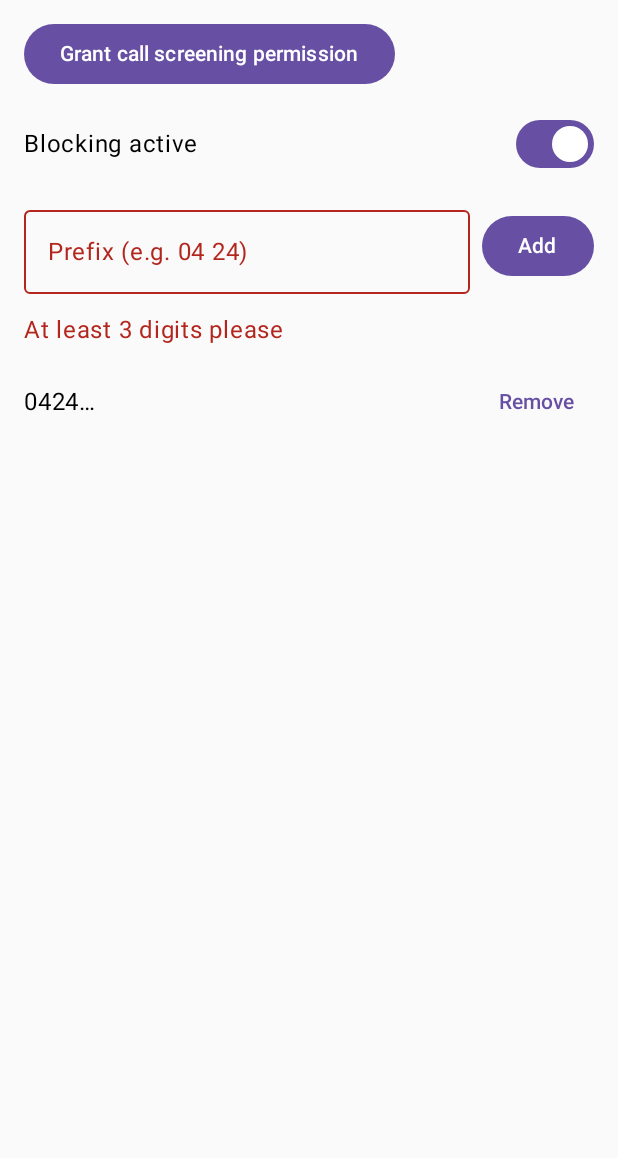
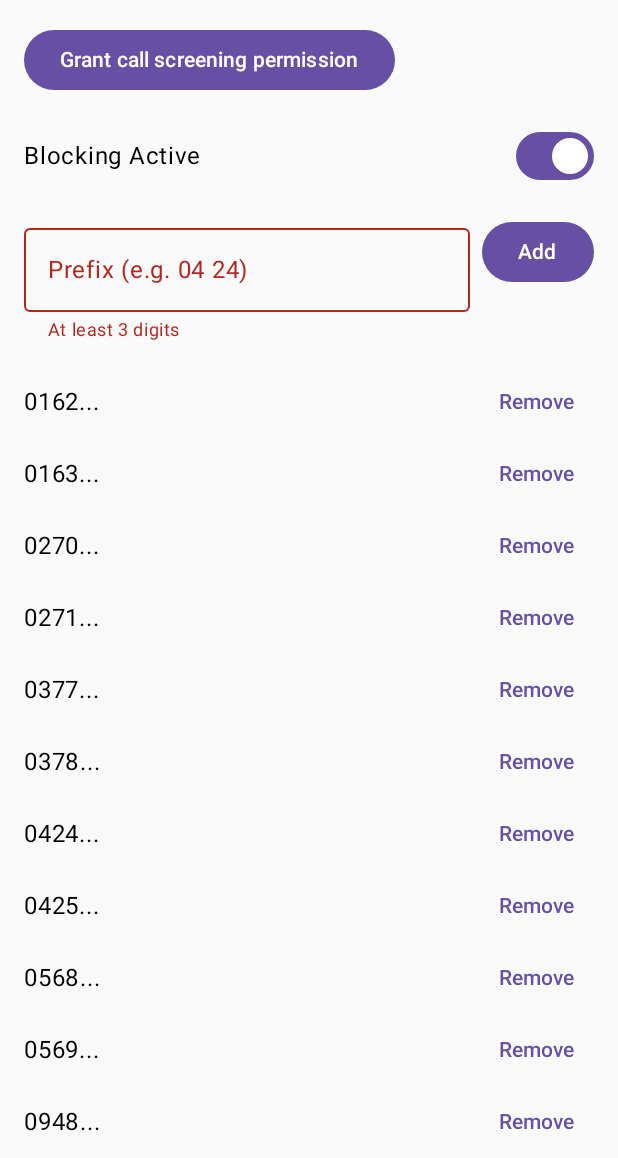
Before and after one commit to PosiTr0n505/CallBlocker-mobile, an Android app built with Jetpack Compose: the screen it shows after launch (MainActivity), after a tap on "Add", on a phone screen of 412 x 824 dp, the part 78-1236 px from its top. Run offline under Robolectric (Android 15) with nearby library versions, the phone set to English and light mode, and no system bars.

Commit message:
v0.1.2: Refactor the slop claude gave me

```diff
--- a/app/src/main/java/com/example/callblocker/MainActivity.kt
+++ b/app/src/main/java/com/example/callblocker/MainActivity.kt
@@ -2,11 +2,13 @@ package com.example.callblocker
 
 import android.Manifest
 import android.app.role.RoleManager
+import android.os.Build
 import android.os.Bundle
 import androidx.activity.ComponentActivity
 import androidx.activity.compose.rememberLauncherForActivityResult
 import androidx.activity.compose.setContent
 import androidx.activity.result.contract.ActivityResultContracts
+import androidx.activity.viewModels
 import androidx.compose.foundation.layout.*
 import androidx.compose.foundation.lazy.LazyColumn
 import androidx.compose.foundation.lazy.items
@@ -15,74 +17,55 @@ import androidx.compose.runtime.*
 import androidx.compose.ui.Alignment
 import androidx.compose.ui.Modifier
 import androidx.compose.ui.unit.dp
-import com.example.callblocker.models.PrefixStore
+import com.example.callblocker.models.PrefixRepository
+import com.example.callblocker.screens.MainScreen
+import com.example.callblocker.viewmodels.MainViewModel
 
 class MainActivity : ComponentActivity() {
-    override fun onCreate(savedInstanceState: Bundle?) {
-        super.onCreate(savedInstanceState)
-        setContent { MaterialTheme { Screen() } }
-    }
+    private val viewModel: MainViewModel by viewModels()
+    private val roleManager by lazy { getSystemService(RoleManager::class.java) }
+    private var hasScreeningRole by mutableStateOf(false)
 
-    @Composable
-    fun Screen() {
-        val store = remember { PrefixStore(this) }
-        var enabled by remember { mutableStateOf(store.enabled) }
-        var prefixes by remember { mutableStateOf(store.prefixes().sorted()) }
-        var input by remember { mutableStateOf("") }
-        var error by remember { mutableStateOf(false) }
+    private val roleLauncher = registerForActivityResult(
+        ActivityResultContracts.StartActivityForResult()
+    ) { refreshRole() }
 
-        val roleManager = remember { getSystemService(RoleManager::class.java) }
-        var hasRole by remember { mutableStateOf(roleManager.isRoleHeld(RoleManager.ROLE_CALL_SCREENING)) }
-
-        val roleLauncher = rememberLauncherForActivityResult(
-            ActivityResultContracts.StartActivityForResult()
-        ) { hasRole = roleManager.isRoleHeld(RoleManager.ROLE_CALL_SCREENING) }
-
-        val notifLauncher = rememberLauncherForActivityResult(
+    private val notificationLauncher = registerForActivityResult(
         ActivityResultContracts.RequestPermission()
     ) { }
 
-        LaunchedEffect(Unit) { notifLauncher.launch(Manifest.permission.POST_NOTIFICATIONS) }
-
-        Column(Modifier.padding(16.dp).statusBarsPadding(), verticalArrangement = Arrangement.spacedBy(12.dp)) {
-            Text("CallBlocker", style = MaterialTheme.typography.headlineMedium)
-
-            if (!hasRole) {
-                Button(onClick = {
-                    roleLauncher.launch(roleManager.createRequestRoleIntent(RoleManager.ROLE_CALL_SCREENING))
-                }) { Text("Grant call screening permission") }
+    override fun onCreate(savedInstanceState: Bundle?) {
+        super.onCreate(savedInstanceState)
+        if (Build.VERSION.SDK_INT >= Build.VERSION_CODES.TIRAMISU) {
+            notificationLauncher.launch(Manifest.permission.POST_NOTIFICATIONS)
         }
-
-            Row(verticalAlignment = Alignment.CenterVertically) {
-                Text("Blocking active", Modifier.weight(1f))
-                Switch(checked = enabled, onCheckedChange = { enabled = it; store.enabled = it })
-            }
-
-            Row(horizontalArrangement = Arrangement.spacedBy(8.dp), verticalAlignment = Alignment.CenterVertically) {
-                OutlinedTextField(
-                    value = input,
-                    onValueChange = { input = it; error = false },
-                    label = { Text("Prefix (e.g. 04 24)") },
-                    isError = error,
-                    singleLine = true,
-                    modifier = Modifier.weight(1f)
+        setContent {
+            MaterialTheme {
+                val state by viewModel.state.collectAsState()
+                MainScreen(
+                    state = state,
+                    hasScreeningRole = hasScreeningRole,
+                    onRequestRole = ::requestRole,
+                    onToggle = viewModel::onToggle,
+                    onInputChange = viewModel::onInputChange,
+                    onAdd = viewModel::onAdd,
+                    onRemove = viewModel::onRemove,
                 )
-                Button(onClick = {
-                    if (store.add(input)) { input = ""; prefixes = store.prefixes().sorted() } else error = true
-                }) { Text("Add") }
-            }
-            if (error) Text("At least 3 digits please", color = MaterialTheme.colorScheme.error)
-
-            LazyColumn {
-                items(prefixes) { p ->
-                    Row(Modifier.fillMaxWidth(), verticalAlignment = Alignment.CenterVertically) {
-                        Text("0$p…", Modifier.weight(1f))
-                        TextButton(onClick = { store.remove(p); prefixes = store.prefixes().sorted() }) {
-                            Text("Remove")
             }
         }
     }
+
+    override fun onResume() {
+        super.onResume()
+        refreshRole()
     }
+
+    private fun refreshRole() {
+        hasScreeningRole = roleManager.isRoleHeld(RoleManager.ROLE_CALL_SCREENING)
     }
+
+    private fun requestRole() {
+        roleLauncher.launch(roleManager.createRequestRoleIntent(RoleManager.ROLE_CALL_SCREENING))
     }
+
 }
--- a/app/src/main/java/com/example/callblocker/models/PhoneNormalizer.kt
+++ b/app/src/main/java/com/example/callblocker/models/PhoneNormalizer.kt
@@ -1,8 +1,7 @@
 package com.example.callblocker.models
 
 object PhoneNormalizer {
-    /** "+33 4 24 12 34 56", "04 24 12...", "4 24" -> "424123456" / "424" */
-    fun national(raw: String): String {
+    fun toNational(raw: String): String {
         val s = raw.trim().replace(Regex("[\\s.\\-()]"), "")
         val stripped = when {
             s.startsWith("+33") -> s.removePrefix("+33")
@@ -10,6 +9,8 @@ object PhoneNormalizer {
             s.startsWith("0") -> s.removePrefix("0")
             else -> s
         }
-        return stripped.filter { it.isDigit() }
+        return stripped.filter(Char::isDigit)
     }
+
+    fun toDisplay(prefix: String): String = "0$prefix..."
 }
--- /dev/null
+++ b/app/src/main/java/com/example/callblocker/models/PrefixRepository.kt
@@ -0,0 +1,51 @@
+package com.example.callblocker.models
+
+import android.content.Context
+import androidx.core.content.edit
+
+class PrefixRepository(context: Context) {
+    private val prefs = context.applicationContext.getSharedPreferences(FILE_NAME, Context.MODE_PRIVATE)
+
+    private val prefixes: MutableSet<String> = (prefs.getStringSet(KEY_PREFIXES, DEFAULT_PREFIXES) ?: DEFAULT_PREFIXES).toMutableSet()
+
+    var isEnabled: Boolean
+        get() = prefs.getBoolean(KEY_ENABLED, true)
+        set(value) = prefs.edit().putBoolean(KEY_ENABLED, value).apply()
+
+    fun all(): Set<String> = prefixes.toSet()
+
+    fun add(input: String): Boolean {
+        val prefix = PhoneNormalizer.toNational(input)
+        if (prefix.length < MIN_PREFIX_LENGTH) return false
+
+        prefixes.add(prefix)
+        persist()
+
+        return true
+    }
+
+    fun remove(prefix: String) {
+        prefixes.remove(prefix)
+        persist()
+    }
+
+    fun isBlocked(number: String): Boolean {
+        val national = PhoneNormalizer.toNational(number)
+        return prefixes.any(national::startsWith)
+    }
+
+    private fun persist() {
+        prefs.edit { putStringSet(KEY_PREFIXES, prefixes.toSet()) }
+    }
+
+    private companion object {
+        const val FILE_NAME = "callblocker"
+        const val KEY_ENABLED = "enabled"
+        const val KEY_PREFIXES = "prefixes"
+        const val MIN_PREFIX_LENGTH = 3
+        val DEFAULT_PREFIXES = setOf(
+            "162", "163", "270", "271", "377", "378",
+            "424", "425", "568", "569", "948", "949",
+        )
+    }
+}
--- a/app/src/main/java/com/example/callblocker/models/PrefixStore.kt
+++ /dev/null
@@ -1,31 +0,0 @@
-package com.example.callblocker.models
-
-import android.content.Context
-
-class PrefixStore(context: Context) {
-    private val prefs = context.getSharedPreferences("callblocker", Context.MODE_PRIVATE)
-
-    var enabled: Boolean
-        get() = prefs.getBoolean("enabled", true)
-        set(value) = prefs.edit().putBoolean("enabled", value).apply()
-
-    fun prefixes(): Set<String> =
-        prefs.getStringSet("prefixes", setOf("424"))!!.toSet() // copy, never mutate the original
-
-    /** Returns false if the input is too short to be a sane prefix. */
-    fun add(input: String): Boolean {
-        val p = PhoneNormalizer.national(input)
-        if (p.length < 3) return false // "4" alone would nuke every 04 landline
-        prefs.edit().putStringSet("prefixes", prefixes() + p).apply()
-        return true
-    }
-
-    fun remove(prefix: String) {
-        prefs.edit().putStringSet("prefixes", prefixes() - prefix).apply()
-    }
-
-    fun matches(incoming: String): Boolean {
-        val n = PhoneNormalizer.national(incoming)
-        return prefixes().any { n.startsWith(it) }
-    }
-}
--- /dev/null
+++ b/app/src/main/java/com/example/callblocker/screens/MainScreen.kt
@@ -0,0 +1,49 @@
+package com.example.callblocker.screens
+
+import androidx.compose.foundation.layout.Arrangement
+import androidx.compose.foundation.layout.Column
+import androidx.compose.foundation.layout.padding
+import androidx.compose.foundation.layout.statusBarsPadding
+import androidx.compose.material3.MaterialTheme
+import androidx.compose.material3.Text
+import androidx.compose.runtime.Composable
+import androidx.compose.ui.Modifier
+import androidx.compose.ui.res.stringResource
+import com.example.callblocker.R
+import com.example.callblocker.ui.theme.MainUiState
+import com.example.callblocker.ui.theme.Spacing
+import com.example.callblocker.ui.theme.components.BlockingSwitchRow
+import com.example.callblocker.ui.theme.components.PermissionBanner
+import com.example.callblocker.ui.theme.components.PrefixInputRow
+import com.example.callblocker.ui.theme.components.PrefixList
+
+@Composable
+fun MainScreen(
+    state: MainUiState,
+    hasScreeningRole: Boolean,
+    onRequestRole: () -> Unit,
+    onToggle: (Boolean) -> Unit,
+    onInputChange: (String) -> Unit,
+    onAdd: () -> Unit,
+    onRemove: (String) -> Unit,
+) {
+    Column(
+        Modifier.statusBarsPadding().padding(Spacing.md),
+        verticalArrangement = Arrangement.spacedBy(Spacing.md),
+    ) {
+        Text(stringResource(R.string.app_name), style = MaterialTheme.typography.headlineMedium)
+
+        if (!hasScreeningRole) PermissionBanner(onGrant = onRequestRole)
+
+        BlockingSwitchRow(isEnabled = state.isEnabled, onToggle = onToggle)
+
+        PrefixInputRow(
+            value = state.input,
+            isError = state.isInputError,
+            onValueChange = onInputChange,
+            onAdd = onAdd,
+        )
+
+        PrefixList(prefixes = state.prefixes, onRemove = onRemove)
+    }
+}
--- /dev/null
+++ b/app/src/main/java/com/example/callblocker/ui/theme/MainUiState.kt
@@ -0,0 +1,8 @@
+package com.example.callblocker.ui.theme
+
+data class MainUiState(
+    val isEnabled: Boolean,
+    val prefixes: List<String>,
+    val input: String = "",
+    val isInputError: Boolean = false,
+)
--- /dev/null
+++ b/app/src/main/java/com/example/callblocker/ui/theme/Spacing.kt
@@ -0,0 +1,8 @@
+package com.example.callblocker.ui.theme
+
+import androidx.compose.ui.unit.dp
+
+object Spacing {
+    val sm = 8.dp
+    val md = 16.dp
+}
--- /dev/null
+++ b/app/src/main/java/com/example/callblocker/ui/theme/components/BlockingSwitchRow.kt
@@ -0,0 +1,19 @@
+package com.example.callblocker.ui.theme.components
+
+import androidx.compose.foundation.layout.Row
+import androidx.compose.foundation.layout.fillMaxWidth
+import androidx.compose.material3.Switch
+import androidx.compose.material3.Text
+import androidx.compose.runtime.Composable
+import androidx.compose.ui.Alignment
+import androidx.compose.ui.Modifier
+import androidx.compose.ui.res.stringResource
+import com.example.callblocker.R
+
+@Composable
+fun BlockingSwitchRow(isEnabled: Boolean, onToggle: (Boolean) -> Unit, modifier: Modifier = Modifier) {
+    Row(modifier.fillMaxWidth(), verticalAlignment = Alignment.CenterVertically) {
+        Text(stringResource(R.string.blocking_active), Modifier.weight(1f))
+        Switch(checked = isEnabled, onCheckedChange = onToggle)
+    }
+}
--- /dev/null
+++ b/app/src/main/java/com/example/callblocker/ui/theme/components/PermissionBanner.kt
@@ -0,0 +1,13 @@
+package com.example.callblocker.ui.theme.components
+
+import androidx.compose.material3.Button
+import androidx.compose.material3.Text
+import androidx.compose.runtime.Composable
+import androidx.compose.ui.Modifier
+import androidx.compose.ui.res.stringResource
+import com.example.callblocker.R
+
+@Composable
+fun PermissionBanner(onGrant: () -> Unit, modifier: Modifier = Modifier) {
+    Button(onClick = onGrant, modifier = modifier) { Text(stringResource(R.string.grant_permission)) }
+}
--- /dev/null
+++ b/app/src/main/java/com/example/callblocker/ui/theme/components/PrefixInputRow.kt
@@ -0,0 +1,42 @@
+package com.example.callblocker.ui.theme.components
+
+import androidx.compose.foundation.layout.Arrangement
+import androidx.compose.foundation.layout.Row
+import androidx.compose.foundation.text.KeyboardOptions
+import androidx.compose.material3.Button
+import androidx.compose.material3.OutlinedTextField
+import androidx.compose.material3.Text
+import androidx.compose.runtime.Composable
+import androidx.compose.ui.Alignment
+import androidx.compose.ui.Modifier
+import androidx.compose.ui.res.stringResource
+import androidx.compose.ui.text.input.KeyboardType
+import com.example.callblocker.R
+import com.example.callblocker.ui.theme.Spacing
+
+@Composable
+fun PrefixInputRow(
+    value: String,
+    isError: Boolean,
+    onValueChange: (String) -> Unit,
+    onAdd: () -> Unit,
+    modifier: Modifier = Modifier,
+) {
+    Row(
+        modifier,
+        horizontalArrangement = Arrangement.spacedBy(Spacing.sm),
+        verticalAlignment = Alignment.Top,
+    ) {
+        OutlinedTextField(
+            value = value,
+            onValueChange = onValueChange,
+            label = { Text(stringResource(R.string.prefix_example)) },
+            isError = isError,
+            supportingText = { if (isError) Text(stringResource(R.string.at_least_3_digits)) },
+            singleLine = true,
+            keyboardOptions = KeyboardOptions(keyboardType = KeyboardType.Phone),
+            modifier = Modifier.weight(1f),
+        )
+        Button(onClick = onAdd) { Text(stringResource(R.string.add)) }
+    }
+}
--- /dev/null
+++ b/app/src/main/java/com/example/callblocker/ui/theme/components/PrefixItem.kt
@@ -0,0 +1,20 @@
+package com.example.callblocker.ui.theme.components
+
+import androidx.compose.foundation.layout.Row
+import androidx.compose.foundation.layout.fillMaxWidth
+import com.example.callblocker.R
+import androidx.compose.material3.Text
+import androidx.compose.material3.TextButton
+import androidx.compose.runtime.Composable
+import androidx.compose.ui.Alignment
+import androidx.compose.ui.Modifier
+import androidx.compose.ui.res.stringResource
+import com.example.callblocker.models.PhoneNormalizer
+
+@Composable
+fun PrefixItem(prefix: String, onRemove: () -> Unit, modifier: Modifier = Modifier) {
+    Row(modifier.fillMaxWidth(), verticalAlignment = Alignment.CenterVertically) {
+        Text(PhoneNormalizer.toDisplay(prefix), Modifier.weight(1f))
+        TextButton(onClick = onRemove) { Text(stringResource(R.string.remove)) }
+    }
+}
--- /dev/null
+++ b/app/src/main/java/com/example/callblocker/ui/theme/components/PrefixList.kt
@@ -0,0 +1,19 @@
+package com.example.callblocker.ui.theme.components
+
+import androidx.compose.foundation.lazy.LazyColumn
+import androidx.compose.foundation.lazy.items
+import androidx.compose.runtime.Composable
+import androidx.compose.ui.Modifier
+
+@Composable
+fun PrefixList(
+    prefixes: List<String>,
+    onRemove: (String) -> Unit,
+    modifier: Modifier = Modifier,
+) {
+    LazyColumn(modifier) {
+        items(prefixes, key = { it }) { prefix ->
+            PrefixItem(prefix = prefix, onRemove = { onRemove(prefix) })
+        }
+    }
+}
--- /dev/null
+++ b/app/src/main/java/com/example/callblocker/viewmodels/MainViewModel.kt
@@ -0,0 +1,41 @@
+package com.example.callblocker.viewmodels
+
+import android.app.Application
+import androidx.lifecycle.AndroidViewModel
+import com.example.callblocker.models.PrefixRepository
+import com.example.callblocker.ui.theme.MainUiState
+import kotlinx.coroutines.flow.MutableStateFlow
+import kotlinx.coroutines.flow.StateFlow
+import kotlinx.coroutines.flow.asStateFlow
+import kotlinx.coroutines.flow.update
+
+class MainViewModel(application: Application) : AndroidViewModel(application) {
+    private val repository = PrefixRepository(application)
+
+    private val _state = MutableStateFlow(
+        MainUiState(isEnabled = repository.isEnabled, prefixes = repository.all().sorted())
+    )
+    val state: StateFlow<MainUiState> = _state.asStateFlow()
+
+    fun onToggle(enabled: Boolean) {
+        repository.isEnabled = enabled
+        _state.update { it.copy(isEnabled = enabled) }
+    }
+
+    fun onInputChange(value: String) {
+        _state.update { it.copy(input = value, isInputError = false) }
+    }
+
+    fun onAdd() {
+        val added = repository.add(_state.value.input)
+        _state.update {
+            if (added) it.copy(input = "", prefixes = repository.all().sorted())
+            else it.copy(isInputError = true)
+        }
+    }
+
+    fun onRemove(prefix: String) {
+        repository.remove(prefix)
+        _state.update { it.copy(prefixes = repository.all().sorted()) }
+    }
+}
--- a/app/src/main/res/values/strings.xml
+++ b/app/src/main/res/values/strings.xml
@@ -1,3 +1,9 @@
 <resources>
-    <string name="app_name">CallBlocker</string>
+    <string name="app_name" translatable="false">CallBlocker</string>
+    <string name="blocking_active">Blocking Active</string>
+    <string name="grant_permission">Grant call screening permission</string>
+    <string name="at_least_3_digits">At least 3 digits</string>
+    <string name="prefix_example">Prefix (e.g. 04 24)</string>
+    <string name="add">Add</string>
+    <string name="remove">Remove</string>
 </resources>
```
Also changed, not shown: app/src/main/java/com/example/callblocker/service/BlockedCallNotifier.kt (added, +27 -0 lines), app/src/main/java/com/example/callblocker/service/BlockerService.kt (+21 -26 lines), 1 other file. Lines whose indentation alone changed are shown as unchanged.
